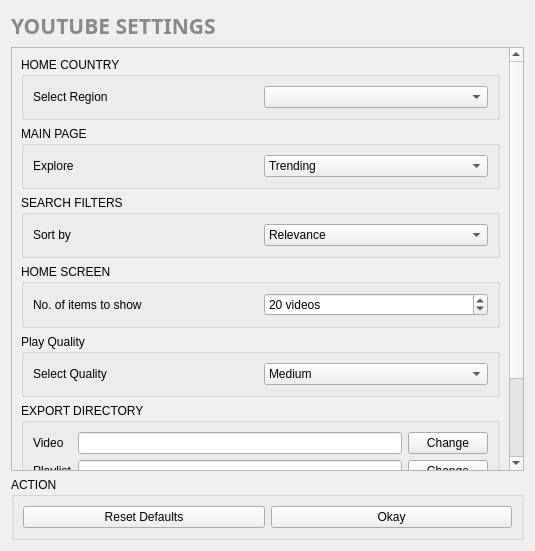
This is src/youtube_settings.ui in rishabh3354/YOUTUBE-DL-PRO as Qt 5 draws it before an edit. The edited form follows.
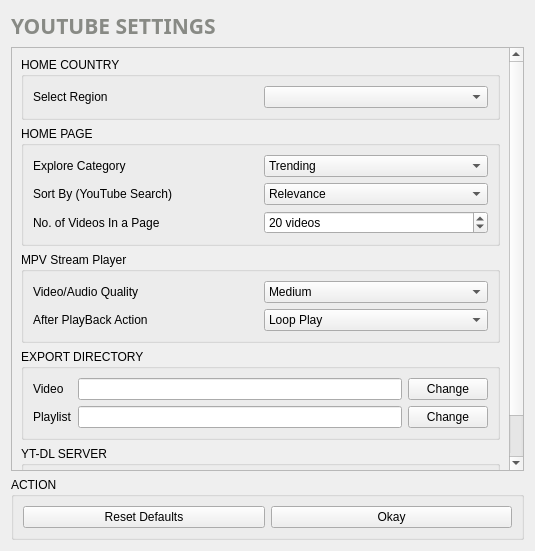
This is the edited form. Icons and pictures are not drawn.

Commit message: loop settings

The edit to the form file:
```diff
--- a/src/youtube_settings.ui
+++ b/src/youtube_settings.ui
@@ -54,9 +54,9 @@
       <property name="geometry">
        <rect>
         <x>0</x>
-        <y>-69</y>
+        <y>0</y>
         <width>501</width>
-        <height>583</height>
+        <height>522</height>
        </rect>
       </property>
       <layout class="QVBoxLayout" name="verticalLayout">
@@ -105,7 +105,7 @@
           </sizepolicy>
          </property>
          <property name="title">
-          <string>MAIN PAGE</string>
+          <string>HOME PAGE</string>
          </property>
          <layout class="QVBoxLayout" name="verticalLayout_25">
           <item>
@@ -113,7 +113,14 @@
             <item row="0" column="0">
              <widget class="QLabel" name="label_13">
               <property name="text">
-               <string>Explore</string>
+               <string>Explore Category</string>
+              </property>
+             </widget>
+            </item>
+            <item row="1" column="0">
+             <widget class="QLabel" name="label_2">
+              <property name="text">
+               <string>Sort By (YouTube Search)</string>
               </property>
              </widget>
             </item>
@@ -145,33 +152,7 @@
               </item>
              </widget>
             </item>
-           </layout>
-          </item>
-         </layout>
-        </widget>
-       </item>
-       <item>
-        <widget class="QGroupBox" name="groupBox_8">
-         <property name="sizePolicy">
-          <sizepolicy hsizetype="Preferred" vsizetype="Fixed">
-           <horstretch>0</horstretch>
-           <verstretch>0</verstretch>
-          </sizepolicy>
-         </property>
-         <property name="title">
-          <string>SEARCH FILTERS</string>
-         </property>
-         <layout class="QVBoxLayout" name="verticalLayout_14">
-          <item>
-           <layout class="QGridLayout" name="gridLayout_26">
-            <item row="0" column="0">
-             <widget class="QLabel" name="label_2">
-              <property name="text">
-               <string>Sort by</string>
-              </property>
-             </widget>
-            </item>
-            <item row="0" column="1">
+            <item row="1" column="1">
              <widget class="QComboBox" name="sort_by">
               <property name="focusPolicy">
                <enum>Qt::ClickFocus</enum>
@@ -217,33 +198,14 @@
               </item>
              </widget>
             </item>
-           </layout>
-          </item>
-         </layout>
-        </widget>
-       </item>
-       <item>
-        <widget class="QGroupBox" name="groupBox_10">
-         <property name="sizePolicy">
-          <sizepolicy hsizetype="Preferred" vsizetype="Fixed">
-           <horstretch>0</horstretch>
-           <verstretch>0</verstretch>
-          </sizepolicy>
-         </property>
-         <property name="title">
-          <string>HOME SCREEN</string>
-         </property>
-         <layout class="QVBoxLayout" name="verticalLayout_17">
-          <item>
-           <layout class="QGridLayout" name="gridLayout_29">
-            <item row="0" column="0">
+            <item row="2" column="0">
              <widget class="QLabel" name="label_8">
               <property name="text">
-               <string>No. of items to show</string>
+               <string>No. of Videos In a Page</string>
               </property>
              </widget>
             </item>
-            <item row="0" column="1">
+            <item row="2" column="1">
              <widget class="QSpinBox" name="no_of_videos">
               <property name="suffix">
                <string> videos</string>
@@ -273,19 +235,12 @@
           </sizepolicy>
          </property>
          <property name="title">
-          <string>Play Quality</string>
+          <string>MPV Stream Player</string>
          </property>
          <layout class="QVBoxLayout" name="verticalLayout_19">
           <item>
            <layout class="QGridLayout" name="gridLayout_31">
-            <item row="0" column="0">
-             <widget class="QLabel" name="label_3">
-              <property name="text">
-               <string>Select Quality</string>
-              </property>
-             </widget>
-            </item>
-            <item row="0" column="1">
+            <item row="1" column="1">
              <widget class="QComboBox" name="stream_quality">
               <property name="focusPolicy">
                <enum>Qt::ClickFocus</enum>
@@ -322,6 +277,48 @@
               </item>
              </widget>
             </item>
+            <item row="1" column="0">
+             <widget class="QLabel" name="label_3">
+              <property name="text">
+               <string>Video/Audio Quality</string>
+              </property>
+             </widget>
+            </item>
+            <item row="2" column="1">
+             <widget class="QComboBox" name="after_playback">
+              <property name="focusPolicy">
+               <enum>Qt::ClickFocus</enum>
+              </property>
+              <property name="toolTip">
+               <string>If Angle is blank, No operation will perform</string>
+              </property>
+              <item>
+               <property name="text">
+                <string>Loop Play</string>
+               </property>
+               <property name="icon">
+                <iconset resource="resource.qrc">
+                 <normaloff>:/myresource/resource/icons8-expand-arrow-100.png</normaloff>:/myresource/resource/icons8-expand-arrow-100.png</iconset>
+               </property>
+              </item>
+              <item>
+               <property name="text">
+                <string>Stop And Quit</string>
+               </property>
+               <property name="icon">
+                <iconset resource="resource.qrc">
+                 <normaloff>:/myresource/resource/icons8-expand-arrow-100.png</normaloff>:/myresource/resource/icons8-expand-arrow-100.png</iconset>
+               </property>
+              </item>
+             </widget>
+            </item>
+            <item row="2" column="0">
+             <widget class="QLabel" name="label_9">
+              <property name="text">
+               <string>After PlayBack Action</string>
+              </property>
+             </widget>
+            </item>
            </layout>
           </item>
          </layout>
```
The commit also changes 5 other files.
